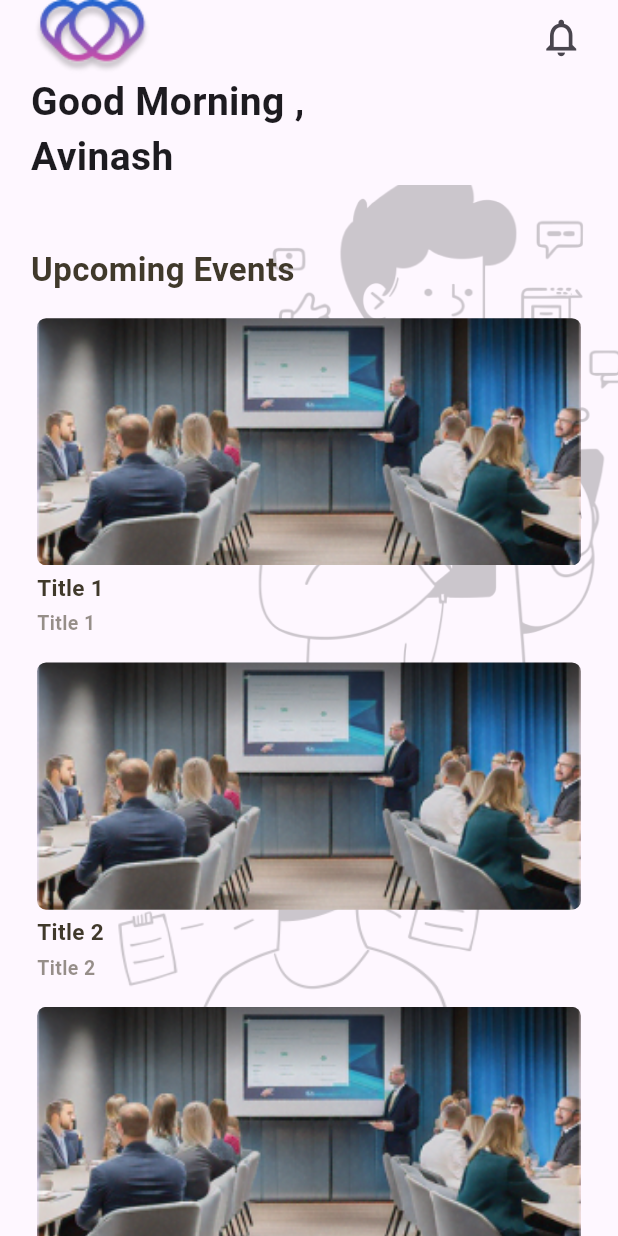
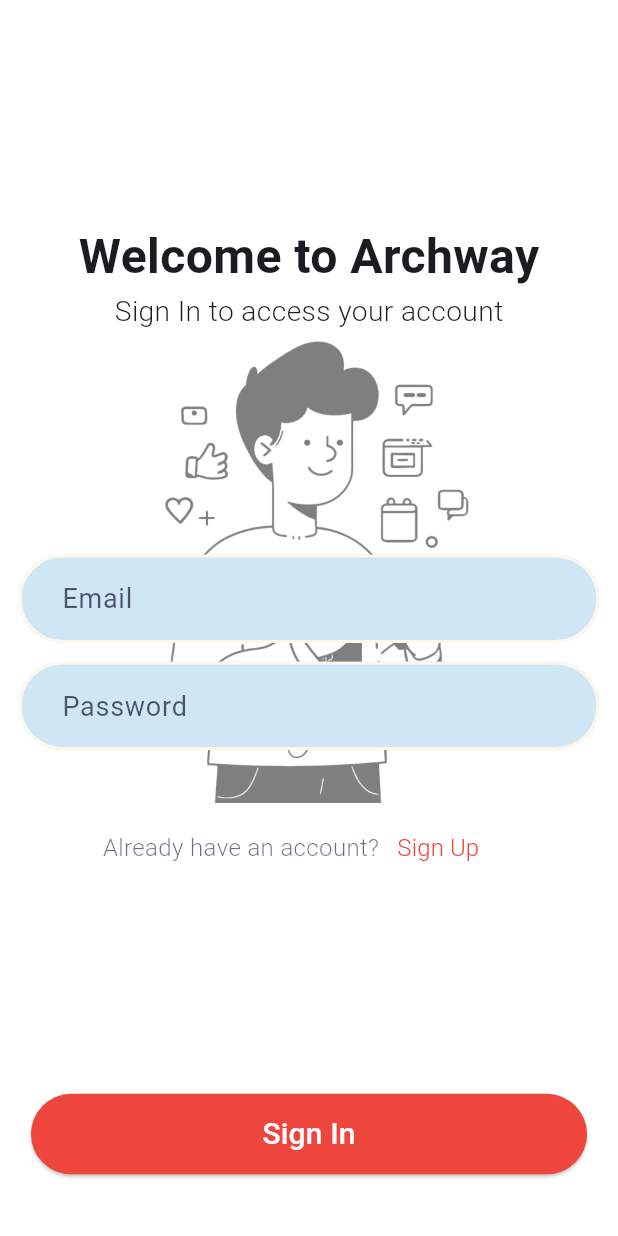
Before and after one commit to appteam-nith/Nimbus-Frontend-2k25, a Flutter app: the screen it shows after launch, on a phone screen of 412 x 824 dp. Run offline on Flutter 3.47's test engine with Material 3 defaults, Android fonts, the phone set to English and light mode, and no system bars; our stand-ins replace google_fonts; Roboto replaces fonts that are missing (Domine, Inika).

Commit message:
second commit from avinash

```diff
--- /dev/null
+++ b/lib/login.dart
@@ -0,0 +1,158 @@
+import 'package:flutter/material.dart';
+import 'package:google_fonts/google_fonts.dart';
+import 'package:nimbus_user/widgets/custom_feild.dart';
+
+class SignIn extends StatefulWidget {
+  const SignIn({super.key});
+
+  @override
+  State<SignIn> createState() => _SignUpState();
+}
+
+class _SignUpState extends State<SignIn> {
+  bool isLoading = false;
+  final TextEditingController emailController = TextEditingController();
+
+  final TextEditingController passwordController = TextEditingController();
+  final GlobalKey<FormState> _formKey = GlobalKey<FormState>();
+
+  @override
+  Widget build(BuildContext context) {
+    final screenheight = MediaQuery.of(context).size.height;
+    final screenwidth = MediaQuery.of(context).size.width;
+
+    return Scaffold(
+      backgroundColor: Color(0xffFFFFFF),
+      resizeToAvoidBottomInset: false,
+      body: Stack(
+        children: [
+          Padding(
+            padding: EdgeInsets.only(bottom: screenheight * 0.1),
+            child: Center(
+              child: SizedBox(
+                height: screenheight * 0.4,
+                width: screenwidth * 0.8,
+                child: Image(
+                    fit: BoxFit.cover,
+                    image: AssetImage(
+                        "assets/Essential - a man holding phone and social icons around him (PNG) (5).png")),
+              ),
+            ),
+          ),
+          Column(
+              mainAxisAlignment: MainAxisAlignment.start,
+              crossAxisAlignment: CrossAxisAlignment.center,
+              children: [
+                Padding(
+                  padding: EdgeInsets.only(top: screenheight * 0.18),
+                  child: Text(
+                    "Welcome to Archway",
+                    style: GoogleFonts.inika(
+                        fontWeight: FontWeight.bold,
+                        fontSize: screenheight * 0.039),
+                  ),
+                ),
+                Center(
+                  child: Text(
+                    "Sign In to access your account",
+                    style: GoogleFonts.domine(
+                        fontWeight: FontWeight.w300, fontSize: 18.82),
+                  ),
+                ),
+                SizedBox(
+                  height: screenheight * 0.18,
+                ),
+                isLoading
+                    ? CircularProgressIndicator(
+                        color: Colors.black,
+                      )
+                    : Form(
+                        key: _formKey,
+                        child: Column(children: [
+                          // Username field
+                          buildTextField(
+                              context: context,
+                              label: "Email",
+                              controller: emailController,
+                              keyboardType: TextInputType.numberWithOptions()),
+                          SizedBox(
+                            height: screenheight * 0.015,
+                          ),
+
+                          // Password field
+                          buildTextField(
+                              context: context,
+                              label: "Password",
+                              controller: passwordController,
+                              keyboardType: TextInputType.numberWithOptions()),
+                        ])),
+                // SizedBox(
+                //   height: screenheight * 0.06,
+                //   width: screenwidth * 0.9,
+                //   child: Image(
+                //       fit: BoxFit.contain,
+                //       image: AssetImage("assets/Divider.png")),
+                // ),
+                // SizedBox(
+                //   height: screenheight * 0.06,
+                //   width: screenwidth,
+                //   child: Image(
+                //       fit: BoxFit.contain,
+                //       image:
+                //           AssetImage("assets/buttonOutlinedStandard (2).png")),
+                // ),
+                SizedBox(
+                  height: screenheight * 0.05,
+                ),
+                Row(
+                  mainAxisAlignment: MainAxisAlignment.center,
+                  children: [
+                    Text(
+                      "Already have an account?",
+                      style: GoogleFonts.domine(
+                          // ignore: deprecated_member_use
+                          color: Color(0xff14142E).withOpacity(0.62),
+                          fontWeight: FontWeight.w300,
+                          fontSize: 16),
+                    ),
+                    TextButton(
+                      onPressed: () {},
+                      child: Text(
+                        "Sign Up   ",
+                        style: GoogleFonts.domine(
+                            color: Color(0xffEE453C),
+                            fontWeight: FontWeight.w300,
+                            fontSize: 16),
+                      ),
+                    )
+                  ],
+                ),
+                Spacer(),
+                Padding(
+                  padding: EdgeInsets.only(bottom: screenheight * 0.05),
+                  child: Container(
+                    decoration:
+                        BoxDecoration(borderRadius: BorderRadius.circular(35)),
+                    width: screenwidth * 0.9,
+                    height: screenheight * 0.065,
+                    child: ElevatedButton(
+                        style: ElevatedButton.styleFrom(
+                          backgroundColor: Color(0xffEE453C),
+                        ),
+                        onPressed: () {},
+                        child: Padding(
+                          padding: const EdgeInsets.only(),
+                          child: Text(
+                            "Sign In",
+                            style: GoogleFonts.domine(
+                                fontSize: 20, color: Color(0xffFAFAFF)),
+                          ),
+                        )),
+                  ),
+                ),
+              ]),
+        ],
+      ),
+    );
+  }
+}
--- a/lib/main.dart
+++ b/lib/main.dart
@@ -1,5 +1,7 @@
 import 'package:flutter/material.dart';
 import 'package:nimbus_user/HomePage.dart';
+import 'package:nimbus_user/login.dart';
+import 'package:nimbus_user/sign_up.dart';
 
 void main() {
   runApp(const MyApp());
@@ -33,7 +35,7 @@
         colorScheme: ColorScheme.fromSeed(seedColor: Colors.deepPurple),
         useMaterial3: true,
       ),
-      home: HomePage(),
+      home: SignIn(),
     );
   }
 }
--- /dev/null
+++ b/lib/widgets/custom_feild.dart
@@ -0,0 +1,55 @@
+import 'package:flutter/material.dart';
+import 'package:google_fonts/google_fonts.dart';
+
+Widget buildTextField({
+  required BuildContext context,
+  required String label,
+  required TextEditingController controller,
+  FormFieldValidator<String>? validator,
+  bool isPassword = false,
+  required TextInputType keyboardType,
+}) {
+  double screenWidth = MediaQuery.of(context).size.width;
+
+  return ClipRRect(
+    borderRadius: BorderRadius.all(Radius.circular(35)),
+    child: Container(
+      color: Color(0xffCFE7F4),
+      width: screenWidth * 0.94,
+      child: TextFormField(
+        validator: validator,
+        obscureText: isPassword,
+        controller: controller,
+        decoration: InputDecoration(
+          hintText: label,
+          hintStyle: GoogleFonts.domine(
+              // ignore: deprecated_member_use
+              fontSize: 18,
+              color: Color(0xff14142E).withOpacity(0.7)),
+          contentPadding: EdgeInsets.symmetric(horizontal: 25.0, vertical: 16),
+          border: OutlineInputBorder(
+            borderRadius: BorderRadius.circular(35),
+            borderSide: const BorderSide(
+              width: 2,
+              color: Color.fromARGB(255, 255, 246, 236),
+            ),
+          ),
+          enabledBorder: OutlineInputBorder(
+            borderRadius: BorderRadius.circular(35),
+            borderSide: const BorderSide(
+              width: 2,
+              color: Color.fromARGB(255, 255, 246, 236),
+            ),
+          ),
+          focusedBorder: OutlineInputBorder(
+            borderRadius: BorderRadius.circular(35),
+            borderSide: const BorderSide(
+              width: 0.5,
+              color: Color.fromARGB(255, 255, 255, 255),
+            ),
+          ),
+        ),
+      ),
+    ),
+  );
+}
--- a/pubspec.yaml
+++ b/pubspec.yaml
@@ -63,7 +63,11 @@
   # To add assets to your application, add an assets section, like this:
   assets:
     - assets/Mask group.png
+    - assets/Divider.png
+    - assets/buttonOutlinedStandard (2).png
     - assets/Essential - Emotion workflow man (PNG).png
+    - assets/Essential - a man holding phone and social icons around him (PNG) (5).png
+    - assets/Essential - a man holding phone and social icons around him (PNG) (2).png
     - assets/Essential - a man holding phone and social icons around him (PNG).png
     - assets/Essential - a man holding phone and social icons around him (PNG) (1).png
     - assets/A modern conference room filled with attendees engaged in discussions about technology and innovation..png
```
Also changed, not shown: lib/sign_up.dart (added, +160 -0 lines), assets/Divider.png (added), assets/Essential - a man holding phone and social icons around him (PNG) (2).png (added), assets/Essential - a man holding phone and social icons around him (PNG) (5).png (added), assets/buttonOutlinedStandard (1).png (added), assets/buttonOutlinedStandard (2).png (added).
